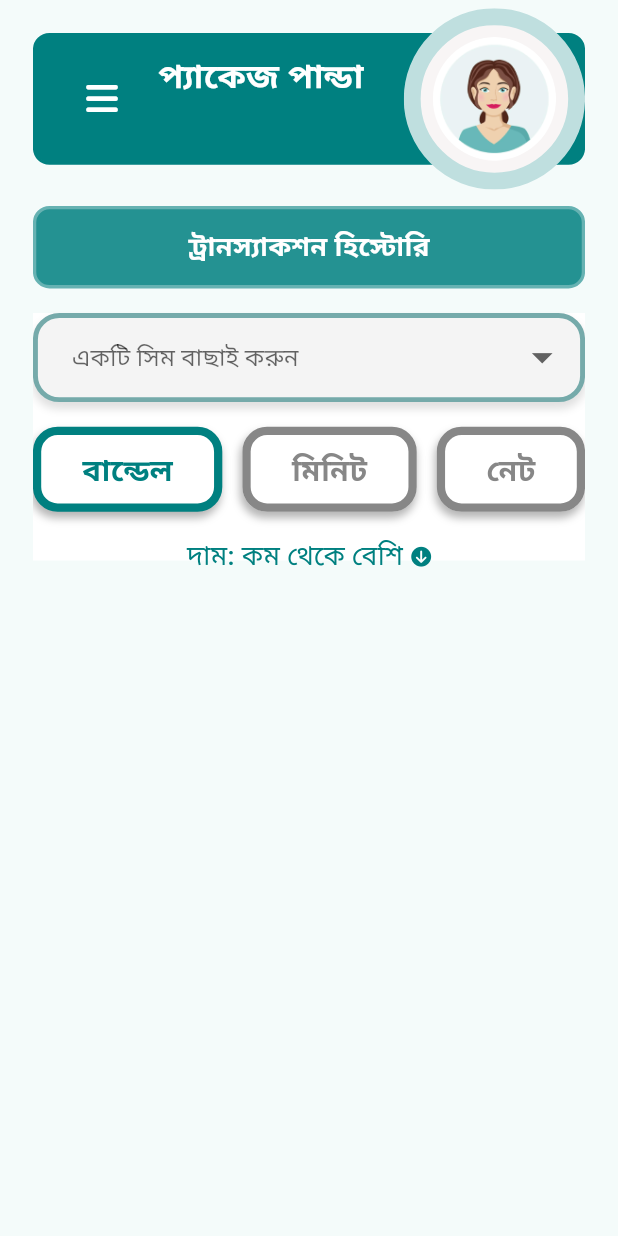
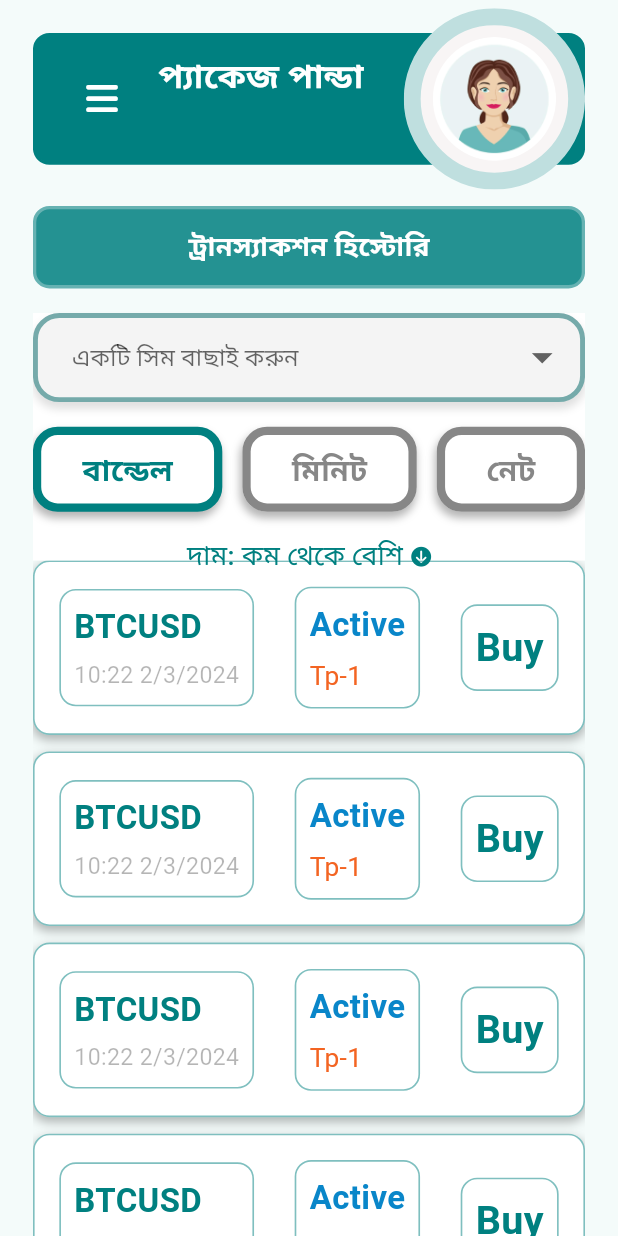
Before and after one commit to AmirK102/forex_signal, a Flutter app: the HomePage screen opened directly, on a phone screen of 412 x 824 dp. Run offline on Flutter 3.47's test engine with Material 3 defaults, Android fonts, the phone set to English and light mode, and no system bars; drawn by our look-alikes of cached_network_image; our stand-ins replace cloud_firestore, dio, firebase_auth, firebase_core, firebase_messaging, firebase_storage and 10 more; missing offline and left inert: advanced_shadows, ussd_advanced; accounts and stored records are empty; network calls fail.

Commit message:
offer card change

```diff
--- a/lib/pages/home_page.dart
+++ b/lib/pages/home_page.dart
@@ -413,9 +413,103 @@ class HomePage extends StatelessWidget {
                     ),
                     builder: (context, snapshot) {
                       if (snapshot.hasData) {
-                        List<PackageModel>? data = snapshot.data;
+                        List<PackageModel>? data = snapshot.data!;
 
-                        return SliverGrid.builder(
+                        return SliverList(
+
+                            delegate: SliverChildBuilderDelegate(
+                                    childCount: 5,
+                                    (context, index) {
+                          return InkWell(
+                            onTap: () {
+                              Get.to(() => OrderPage(data: data[index]),
+                                  arguments: getColor(data[index].sim));
+                            },
+                            child: Container(
+                              margin: EdgeInsets.only(bottom: 10.w),
+                              padding: EdgeInsets.all(15.w),
+                              decoration: BoxDecoration(
+                                borderRadius: BorderRadius.circular(10.w),
+                                color: AppColors.whiteColor,
+                                border: Border.all(
+                                  color: AppColors.mainColor.withOpacity(0.5),
+                                  width: 1.w
+                                ),
+                                boxShadow: [
+                                  BoxShadow(
+                                    color: AppColors.shadowColor,
+                                    blurRadius: 5.0,
+                                    offset: Offset(0,3)
+                                  ),
+
+                                ]
+                              ),
+
+                              child: Row(
+                                mainAxisAlignment: MainAxisAlignment.spaceBetween,
+                                children: [
+                                  Container(
+                                    padding: EdgeInsets.all(8.w),
+
+                                    decoration: BoxDecoration(
+                                      borderRadius: BorderRadius.circular(10.w),
+                                      border: Border.all(
+                                          color: AppColors.mainColor.withOpacity(0.5),
+                                          width: 1.w
+                                      ),
+                                    ),
+                                    child: Column(
+                                      crossAxisAlignment: CrossAxisAlignment.start,
+                                      children: [
+                                        Text("BTCUSD",style: TextStyle(color: AppColors.mainColor,fontSize: 20.w,fontWeight: FontWeight.w600),),
+                                        Gap(5.w),
+                                        Text("10:22 2/3/2024",style: TextStyle(color: AppColors.shadowColor,fontSize: 14.w,fontWeight: FontWeight.w400),),
+                                      ],
+                                    ),
+                                  ),
+
+                                  Container(
+                                    padding: EdgeInsets.all(8.w),
+
+                                    decoration: BoxDecoration(
+                                      borderRadius: BorderRadius.circular(10.w),
+                                      border: Border.all(
+                                          color: AppColors.mainColor.withOpacity(0.5),
+                                          width: 1.w
+                                      ),
+                                    ),
+                                    child: Column(
+                                      crossAxisAlignment: CrossAxisAlignment.start,
+                                      children: [
+                                        Text("Active",style: TextStyle(color: AppColors.grameenCOlor,fontSize: 20.w,fontWeight: FontWeight.w600),),
+                                        Gap(5.w),
+                                        Text("Tp-1",style: TextStyle(color: AppColors.banglalinkColor,fontSize: 16.w,fontWeight: FontWeight.w400),),
+                                      ],
+                                    ),
+                                  ),
+
+                                  Container(
+                                      padding: EdgeInsets.all(8.w),
+
+                                      decoration: BoxDecoration(
+                                        borderRadius: BorderRadius.circular(10.w),
+                                        border: Border.all(
+                                            color: AppColors.mainColor.withOpacity(0.5),
+                                            width: 1.w
+                                        ),
+                                      ),
+
+                                      child: Text("Buy",style: TextStyle(color: AppColors.mainColor,fontSize: 24.w,fontWeight: FontWeight.w600),))
+
+                                ],
+                              ),
+                            ),
+                          );
+                        }));
+
+
+
+                        /*SliverGrid.builder(
                           itemCount: data!.length,
                           gridDelegate:
                               SliverGridDelegateWithFixedCrossAxisCount(
@@ -435,7 +529,7 @@ class HomePage extends StatelessWidget {
                               ),
                             );
                           },
-                        );
+                        );*/
                       }
                       return SliverToBoxAdapter();
                     });
```
Also changed, not shown: lib/firebase_options.dart, 19 other files.
